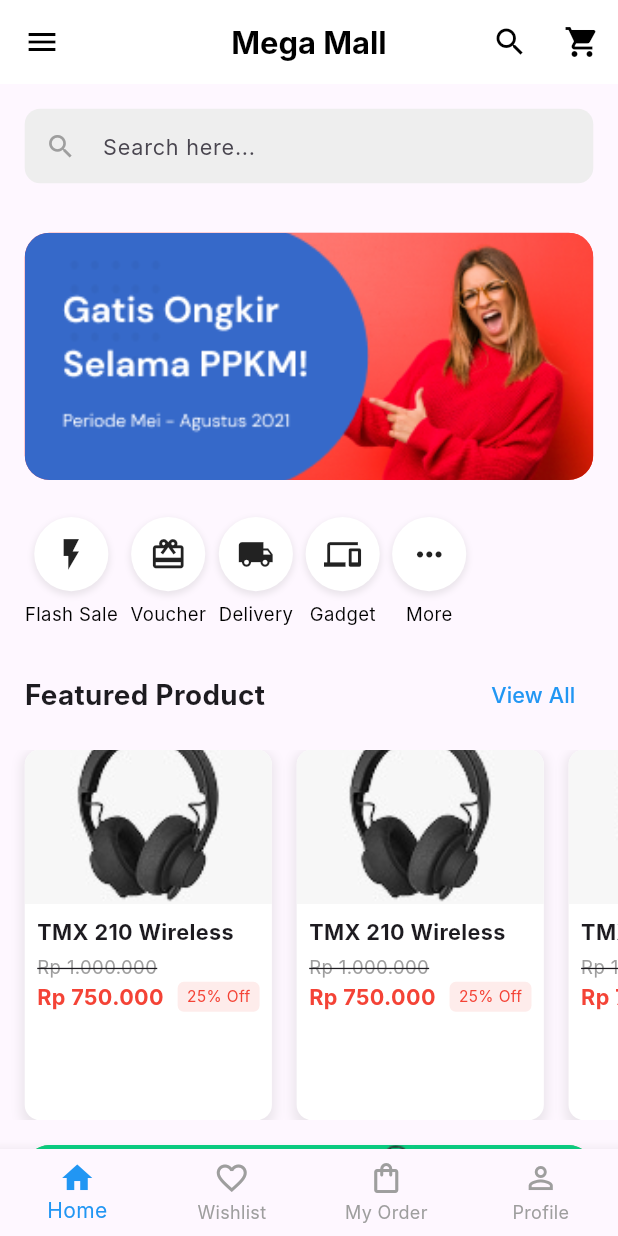
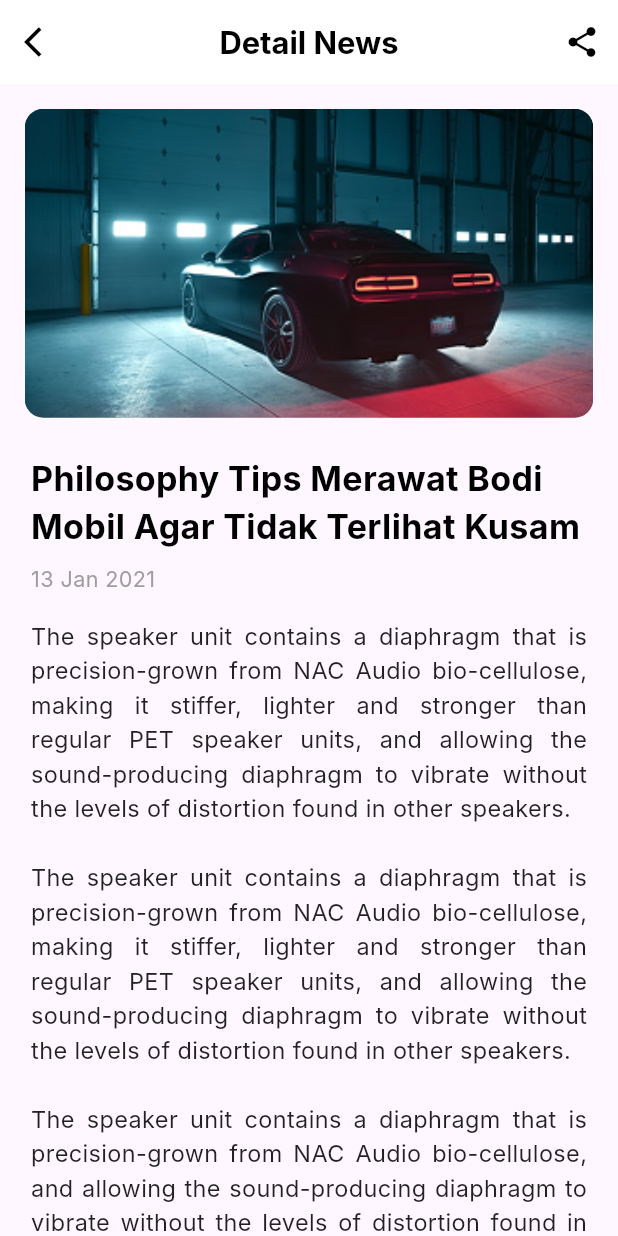
Before and after one commit to VyankateshRohokale/ecommerce-app, a Flutter app: the screen it shows after launch, on a phone screen of 412 x 824 dp. Run offline on Flutter 3.47's test engine with Material 3 defaults, Android fonts, the phone set to English and light mode, and no system bars; our stand-ins replace firebase_messaging, flutter_local_notifications, go_router; accounts and stored records are empty; Roboto replaces fonts that are missing (Inter).

Commit message:
detailed news page

```diff
--- a/lib/main.dart
+++ b/lib/main.dart
@@ -1,3 +1,4 @@
+import 'package:ecommerce/screens/news_page.dart';
 import 'package:flutter/material.dart';
 import 'package:go_router/go_router.dart';
 import 'package:provider/provider.dart';
@@ -5,6 +6,7 @@ import 'package:provider/provider.dart';
 import '../screens/home_page.dart';
 import '../screens/detail_product_page.dart'; // Corrected import
 import '../providers/app_data_provider.dart';
+import '../screens/detailed_news_page.dart';
 
 // Define your GoRouter instance
 final GoRouter _router = GoRouter(
@@ -12,7 +14,7 @@ final GoRouter _router = GoRouter(
     GoRoute(
       path: '/',
       builder: (BuildContext context, GoRouterState state) {
-        return const HomePage();
+        return const DetailNewsPage();
       },
       routes: <RouteBase>[
         // Example: Navigate to a product detail page
--- /dev/null
+++ b/lib/screens/detailed_news_page.dart
@@ -0,0 +1,289 @@
+// lib/screens/detail_news_page.dart
+
+import 'package:flutter/material.dart';
+import 'package:go_router/go_router.dart';
+
+class DetailNewsPage extends StatelessWidget {
+  // You can pass arguments like news ID or data if needed
+  final String? newsId;
+
+  const DetailNewsPage({super.key, this.newsId});
+
+  @override
+  Widget build(BuildContext context) {
+    final mediaQuery = MediaQuery.of(context);
+    final screenWidth = mediaQuery.size.width;
+    final screenHeight = mediaQuery.size.height;
+    final textScaleFactor = mediaQuery.textScaler.scale(1.0);
+
+    // Sample data for the news article (replace with actual data fetching)
+    const String mainImageUrl = 'assets/images/newscar.png'; // Changed to local asset
+    const String newsTitle = 'Philosophy Tips Merawat Bodi Mobil Agar Tidak Terlihat Kusam';
+    const String newsDate = '13 Jan 2021';
+    const String newsContent = '''
+The speaker unit contains a diaphragm that is precision-grown from NAC Audio bio-cellulose, making it stiffer, lighter and stronger than regular PET speaker units, and allowing the sound-producing diaphragm to vibrate without the levels of distortion found in other speakers.
+
+The speaker unit contains a diaphragm that is precision-grown from NAC Audio bio-cellulose, making it stiffer, lighter and stronger than regular PET speaker units, and allowing the sound-producing diaphragm to vibrate without the levels of distortion found in other speakers.
+
+The speaker unit contains a diaphragm that is precision-grown from NAC Audio bio-cellulose, and allowing the sound-producing diaphragm to vibrate without the levels of distortion found in other speakers.
+
+The speaker unit contains a diaphragm that is precision-grown from NAC Audio bio-cellulose, making it stiffer, lighter and stronger than regular PET speaker units, and allowing the sound-producing diaphragm to vibrate without the levels of distortion found in other speakers.
+
+The speaker unit contains a diaphragm that is precision-grown from NAC Audio bio-cellulose, making it stiffer, lighter and stronger than regular PET speaker units, and allowing the sound-producing diaphragm to vibrate without the levels of distortion found in other speakers.
+''';
+
+    // Sample data for "Other News" section
+    final List<Map<String, String>> otherNews = [
+      {
+        'title': 'Philosophy That Addresses Topics Such As Goodness',
+        'description': 'Agar tetap kinclong, bodi motor ten...',
+        'date': '13 Jan 2021',
+        'imageUrl': 'assets/images/news.png', // Changed to local asset
+      },
+      {
+        'title': 'Many Inquiries Outside Of Academia Are Philosophical In The Broad Sense',
+        'description': 'In one general sense, philosophy is ass...',
+        'date': '13 Jan 2021',
+        'imageUrl': 'assets/images/news.png', // Changed to local asset
+      },
+      // You can add more news items here
+    ];
+
+    return Scaffold(
+      appBar: AppBar(
+        backgroundColor: Colors.white,
+        elevation: 0,
+        leading: IconButton(
+          icon: const Icon(Icons.arrow_back_ios, color: Colors.black),
+          onPressed: () {
+            context.pop(); // Go back to the previous screen
+          },
+        ),
+        title: Text(
+          'Detail News',
+          style: TextStyle(
+            color: Colors.black,
+            fontWeight: FontWeight.bold,
+            fontSize: screenWidth * 0.05,
+          ),
+        ),
+        centerTitle: true,
+        actions: [
+          IconButton(
+            icon: const Icon(Icons.share, color: Colors.black), // Share icon
+            onPressed: () {
+              // Handle share action
+              debugPrint('Share tapped');
+            },
+          ),
+        ],
+      ),
+      body: SingleChildScrollView(
+        child: Column(
+          crossAxisAlignment: CrossAxisAlignment.start,
+          children: [
+            // Main News Image
+            Padding(
+              padding: EdgeInsets.all(screenWidth * 0.04),
+              child: ClipRRect(
+                borderRadius: BorderRadius.circular(screenWidth * 0.03),
+                child: Image.asset( // Changed to Image.asset
+                  mainImageUrl,
+                  width: double.infinity,
+                  height: screenHeight * 0.25, // Responsive height
+                  fit: BoxFit.cover,
+                  errorBuilder: (context, error, stackTrace) {
+                    return Container(
+                      width: double.infinity,
+                      height: screenHeight * 0.25,
+                      color: Colors.grey[300],
+                      child: Icon(Icons.broken_image, color: Colors.grey[600], size: screenWidth * 0.1),
+                    );
+                  },
+                ),
+              ),
+            ),
+            // News Title
+            Padding(
+              padding: EdgeInsets.symmetric(horizontal: screenWidth * 0.05, vertical: screenHeight * 0.01), // Increased horizontal padding
+              child: Text(
+                newsTitle,
+                style: TextStyle(
+                  fontWeight: FontWeight.bold,
+                  fontSize: screenWidth * 0.055 / textScaleFactor,
+                  color: Colors.black,
+                ),
+              ),
+            ),
+            // News Date
+            Padding(
+              padding: EdgeInsets.symmetric(horizontal: screenWidth * 0.05), // Increased horizontal padding
+              child: Text(
+                newsDate,
+                style: TextStyle(
+                  color: Colors.grey[500],
+                  fontSize: screenWidth * 0.035 / textScaleFactor,
+                ),
+              ),
+            ),
+            SizedBox(height: screenHeight * 0.02),
+            // News Content
+            Padding(
+              padding: EdgeInsets.symmetric(horizontal: screenWidth * 0.05), // Increased horizontal padding
+              child: Text(
+                newsContent,
+                style: TextStyle(
+                  fontSize: screenWidth * 0.038 / textScaleFactor,
+                  height: 1.5, // Line height for readability
+                  color: Colors.black87,
+                ),
+                textAlign: TextAlign.justify,
+              ),
+            ),
+            SizedBox(height: screenHeight * 0.03),
+
+            // Other News Section Header
+            Padding(
+              padding: EdgeInsets.symmetric(horizontal: screenWidth * 0.05), // Increased horizontal padding
+              child: Text(
+                'Other News',
+                style: TextStyle(
+                  fontWeight: FontWeight.bold,
+                  fontSize: screenWidth * 0.045 / textScaleFactor,
+                  color: Colors.black,
+                ),
+              ),
+            ),
+            SizedBox(height: screenHeight * 0.01),
+
+            // Other News List
+            ...otherNews.map((news) => _buildOtherNewsItem(
+              context,
+              news['title']!,
+              news['description']!,
+              news['date']!,
+              news['imageUrl']!,
+              screenWidth,
+              screenHeight,
+              textScaleFactor,
+            )).toList(),
+
+            SizedBox(height: screenHeight * 0.02),
+            Center(
+              child: ElevatedButton(
+                onPressed: () {
+                  // Handle view all news
+                  context.pop(); // Example: Go back to the main News page
+                },
+                style: ElevatedButton.styleFrom(
+                  backgroundColor: Colors.blue,
+                  padding: EdgeInsets.symmetric(
+                      horizontal: screenWidth * 0.1, vertical: screenHeight * 0.02),
+                  shape: RoundedRectangleBorder(
+                    borderRadius: BorderRadius.circular(screenWidth * 0.025),
+                  ),
+                ),
+                child: Text(
+                  'See All News',
+                  style: TextStyle(
+                      color: Colors.white,
+                      fontSize: screenWidth * 0.04 / textScaleFactor),
+                ),
+              ),
+            ),
+            SizedBox(height: screenHeight * 0.02),
+          ],
+        ),
+      ),
+    );
+  }
+
+  // Helper method to build individual "Other News" list items
+  Widget _buildOtherNewsItem(
+      BuildContext context,
+      String title,
+      String description,
+      String date,
+      String imageUrl,
+      double screenWidth,
+      double screenHeight,
+      double textScaleFactor) {
+    return Padding(
+      padding: EdgeInsets.symmetric(horizontal: screenWidth * 0.05, vertical: screenHeight * 0.01), // Increased horizontal padding
+      child: Container(
+        decoration: BoxDecoration(
+          color: Colors.white,
+          borderRadius: BorderRadius.circular(screenWidth * 0.02),
+          boxShadow: [
+            BoxShadow(
+              color: Colors.grey.withOpacity(0.1),
+              spreadRadius: 1,
+              blurRadius: 3,
+              offset: const Offset(0, 2),
+            ),
+          ],
+        ),
+        child: Padding(
+          padding: EdgeInsets.all(screenWidth * 0.03),
+          child: Row(
+            crossAxisAlignment: CrossAxisAlignment.start,
+            children: [
+              Expanded(
+                child: Column(
+                  crossAxisAlignment: CrossAxisAlignment.start,
+                  children: [
+                    Text(
+                      title,
+                      style: TextStyle(
+                        fontWeight: FontWeight.bold,
+                        fontSize: screenWidth * 0.04 / textScaleFactor,
+                      ),
+                      maxLines: 2,
+                      overflow: TextOverflow.ellipsis,
+                    ),
+                    SizedBox(height: screenHeight * 0.005),
+                    Text(
+                      description,
+                      style: TextStyle(
+                        color: Colors.grey[600],
+                        fontSize: screenWidth * 0.035 / textScaleFactor,
+                      ),
+                      maxLines: 2,
+                      overflow: TextOverflow.ellipsis,
+                    ),
+                    SizedBox(height: screenHeight * 0.01),
+                    Text(
+                      date,
+                      style: TextStyle(
+                        color: Colors.grey[400],
+                        fontSize: screenWidth * 0.03 / textScaleFactor,
+                      ),
+                    ),
+                  ],
+                ),
+              ),
+              SizedBox(width: screenWidth * 0.03),
+              ClipRRect(
+                borderRadius: BorderRadius.circular(screenWidth * 0.02),
+                child: Image.asset( // Changed from Image.network to Image.asset
+                  imageUrl, // This will now be 'assets/images/news.png'
+                  width: screenWidth * 0.25, // Square image as in the reference
+                  height: screenWidth * 0.25, // Square image as in the reference
+                  fit: BoxFit.cover,
+                  errorBuilder: (context, error, stackTrace) {
+                    return Container(
+                      width: screenWidth * 0.25,
+                      height: screenWidth * 0.25,
+                      color: Colors.grey[300],
+                      child: Icon(Icons.broken_image, color: Colors.grey[600]),
+                    );
+                  },
+                ),
+              ),
+            ],
+          ),
+        ),
+      ),
+    );
+  }
+}
--- a/pubspec.yaml
+++ b/pubspec.yaml
@@ -68,6 +68,7 @@ flutter:
      - assets/images/greenbanner.png
      - assets/images/bluebanner.png
      - assets/images/news.png
+     - assets/images/newscar.png
   #   - images/a_dot_ham.jpeg
 
   # An image asset can refer to one or more resolution-specific "variants", see
```
Also changed, not shown: lib/screens/news_page.dart (+208 -0 lines), assets/images/newscar.png (added).
